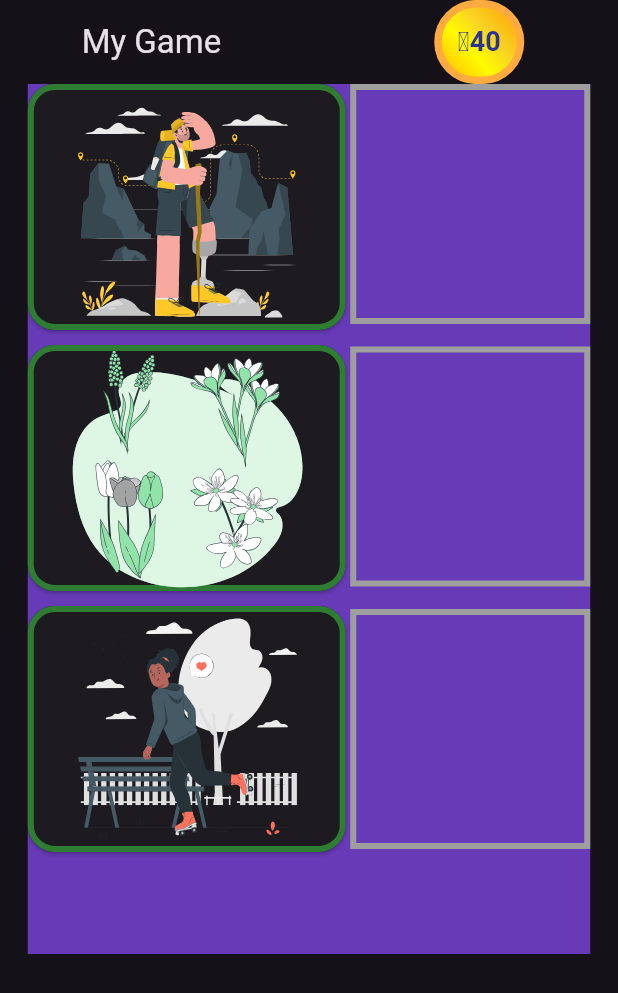
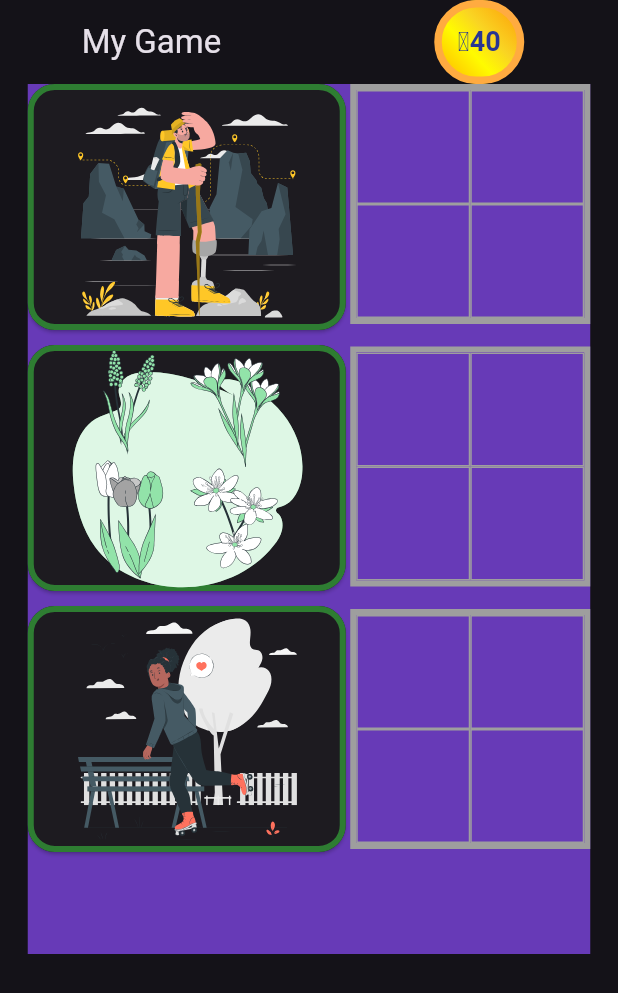
Before and after one commit to fflowio/mobile_game, a Flutter app: the screen it shows after launch, after a tap on "Start", on a phone screen of 412 x 824 dp. Shown: the top 993 px of the screen. Run offline on Flutter 3.47's test engine with Material 3 defaults, Android fonts, the phone set to English and light mode, and no system bars; our stand-ins replace flutter_svg.

Commit message:
Fix bug in widgets

```diff
--- a/lib/components/widgets.dart
+++ b/lib/components/widgets.dart
@@ -69,10 +69,6 @@ class Widgets {
     );
   }
 
-  static onWidgetPressed() {
-    debugPrint("Widget pressed");
-  }
-
   static ElevatedButton numberIcon(int coins) {
     const currencyCharacter = "\u20b5";
     var textString = "$currencyCharacter$coins";
@@ -132,13 +128,17 @@ class Widgets {
     List<Widget> children = [];
 
     for (var cardPath in set) {
-      children.add(ImageHelpers.getPicture(cardPath, 40));
+      Widget picture = ImageHelpers.getPicture(cardPath, 40);
+      Container picHolder = imageHolder(picture);
+      children.add(picHolder);
     }
 
     // If the set is not full,
     // add empty text content to make sure the blank holder is drawn
     for (int i = 0; i <= (4 - set.length); i++) {
-      children.add(const Text(""));
+      Widget emptyContents = const Text("");
+      Container emptyHolder = imageHolder(emptyContents);
+      children.add(emptyHolder);
     }
 
     return GridView.count(
```
